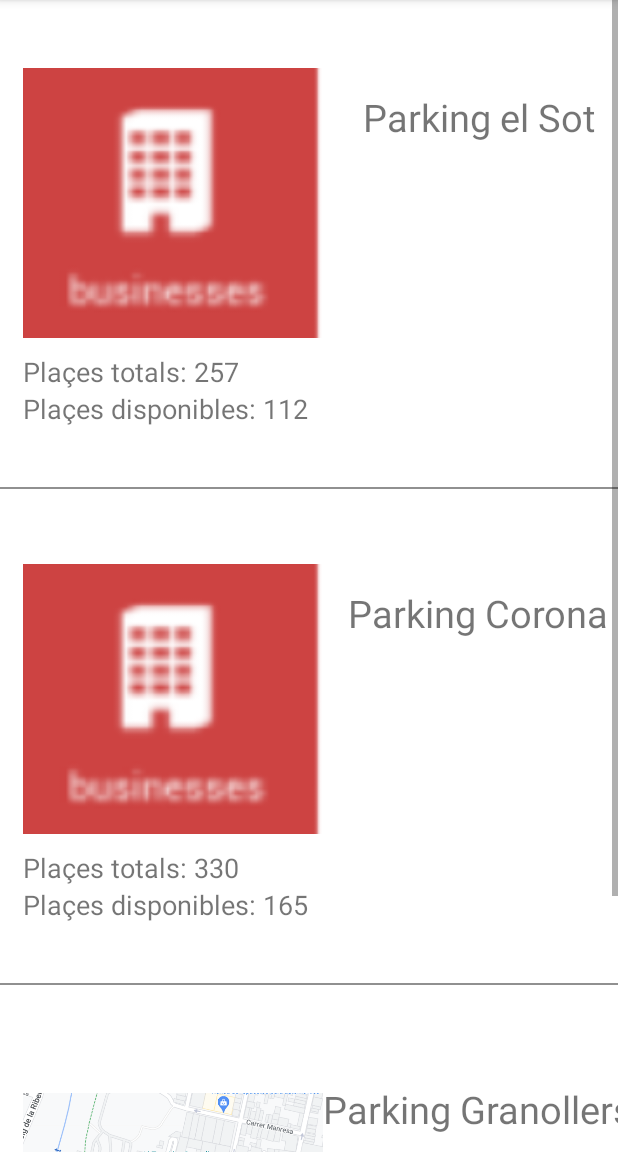
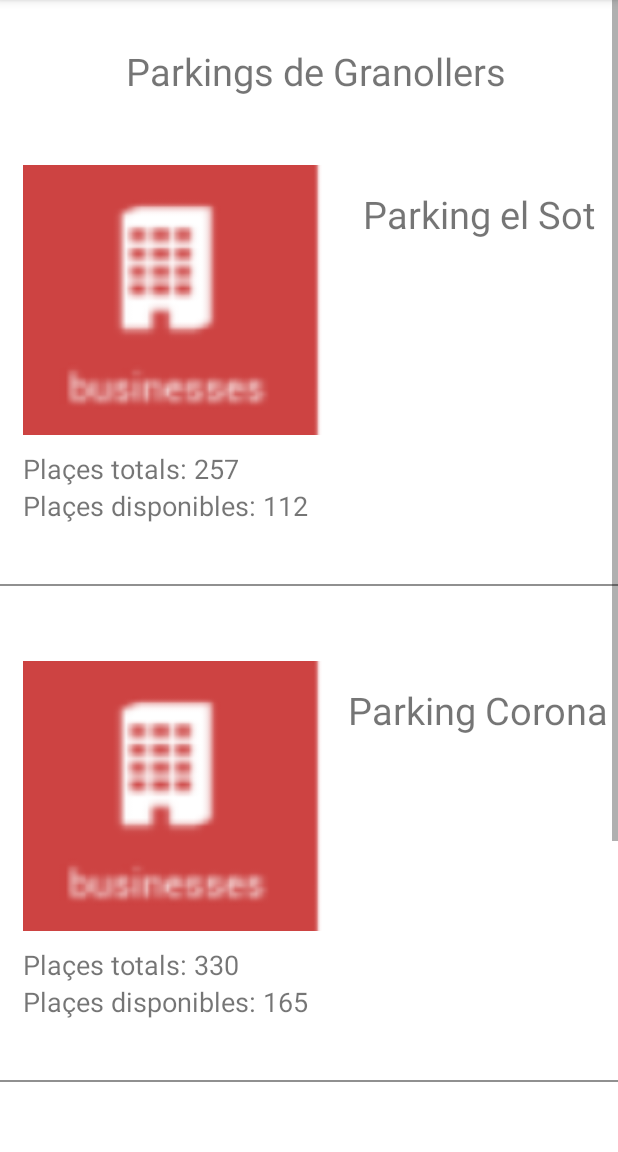
Before and after one commit to llorcaaahub/PaginesGroguesFinal, an Android app: the ParkingsActivity screen opened directly, with no data from a screen before it, on a phone screen of 412 x 824 dp, the part 84-1236 px from its top. Run offline under Robolectric (Android 15) with nearby library versions, the phone set to English and light mode, and no system bars.

Commit message:
ultima actualitzacio del dissabte

```diff
--- a/app/src/main/AndroidManifest.xml
+++ b/app/src/main/AndroidManifest.xml
@@ -14,6 +14,9 @@
         android:supportsRtl="true"
         android:theme="@style/Theme.PaginesGrogues"
         tools:targetApi="31">
+        <activity
+            android:name=".MoviesActivity"
+            android:exported="false"/>
         <activity
             android:name=".ParkingsActivity"
             android:exported="false" />
--- a/app/src/main/res/layout/activity_parkings.xml
+++ b/app/src/main/res/layout/activity_parkings.xml
@@ -8,6 +8,23 @@
         android:layout_width="match_parent"
         android:layout_height="match_parent"
         android:stretchColumns="1">
+        <LinearLayout
+            android:id="@+id/l1"
+            android:layout_width="match_parent"
+            android:layout_height="wrap_content"
+
+            android:layout_marginTop="30dp">
+
+            <TextView
+                android:layout_width="match_parent"
+                android:layout_height="match_parent"
+                android:gravity="center"
+                android:layout_marginLeft="10dp"
+                android:text="@string/parkings"
+                android:textSize="25dp" />
+
+
+        </LinearLayout>
 
         <TableRow
 
--- a/app/src/main/res/values/strings.xml
+++ b/app/src/main/res/values/strings.xml
@@ -30,4 +30,6 @@
 
     <string name="pelis">Les pel·lícules més recents</string>
 
+    <string name="parkings">Parkings de Granollers</string>
+
 </resources>
```
Also changed, not shown: app/src/main/java/com/example/paginesgrogues/BussinesActivity.java (+5 -4 lines), app/src/main/java/com/example/paginesgrogues/MainActivity.java (+15 -0 lines), app/src/main/java/com/example/paginesgrogues/MoviesActivity.java (+7 -0 lines).
